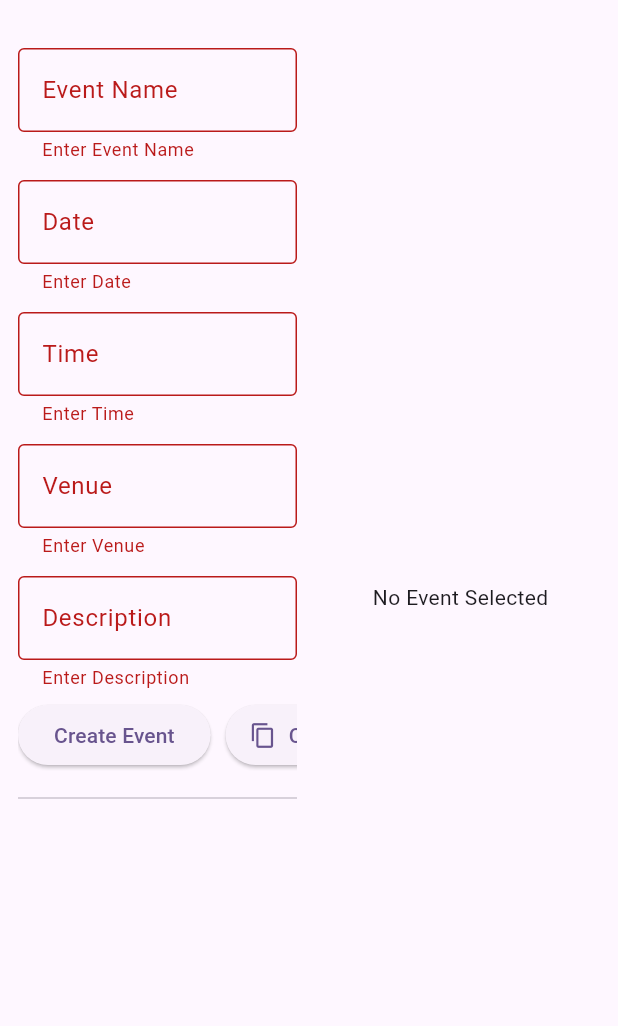
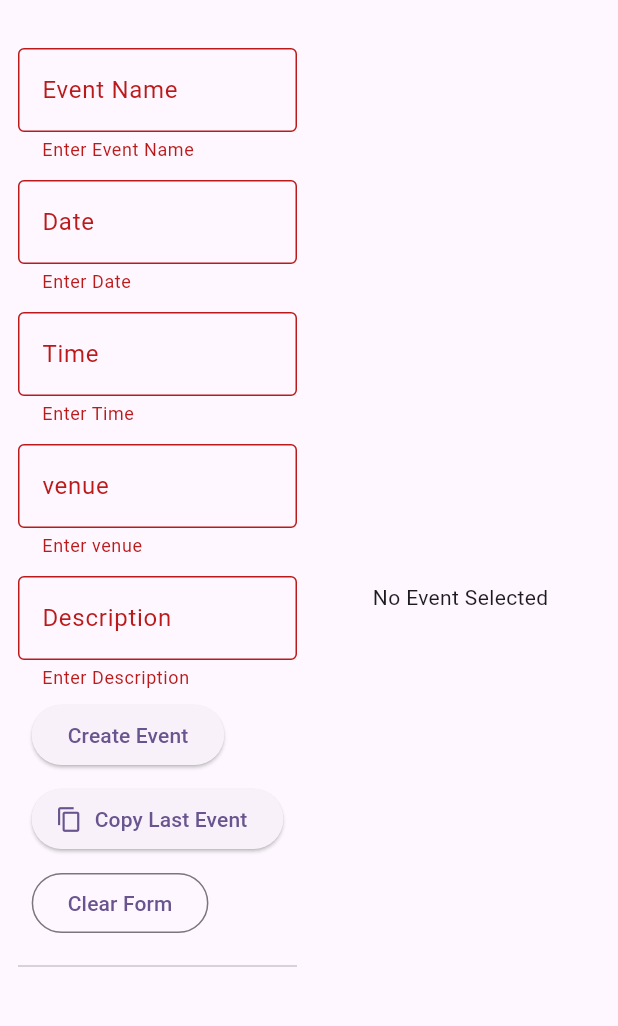
Before and after one commit to jananigokeda/Event-Planner-App, a Flutter app: the EventPlannerPage screen opened by its route, after a tap on "Create Event", on a phone screen of 412 x 824 dp, the part 63-1089 px from its top. Run offline on Flutter 3.47's test engine with Material 3 defaults, Android fonts, the phone set to English and light mode, and no system bars; our stand-ins replace floor, flutter_translate, sqflite; missing offline and left inert: encrypted_shared_preferences; accounts and stored records are empty; generated files the repository leaves out were written again.

Commit message:
added comments and fixed language buttons

```diff
--- a/assets/i18n/en.json
+++ b/assets/i18n/en.json
@@ -92,7 +92,7 @@
     "Event Name": "Event Name",
     "Date": "Date",
     "Time": "Time",
-    "Venue": "Venue",
+    "venue": "venue",
     "Description": "Description",
     "Create Event": "Create Event",
     "Save Changes": "Save Changes",
@@ -103,8 +103,7 @@
     "No Event Selected": "No Event Selected",
     "All fields are required": "All fields are required",
     "Previous data loaded": "Previous data loaded",
-    "Instructions_content":
+    "instructions_content":
     "Create and manage events using the Event Planner.\n\nFill out the form on the right and click the 'Create Event' button to add an event.\nIf you modify the details, use 'Save Changes' to update them.\nTo reuse the last added event, click 'Copy Last Event'.\nTo delete the selected event, use 'Delete Event'.\nView and select events in the list on the left.\nDetails of the selected event will appear in the right panel."
   }
-
 }
--- a/assets/i18n/te.json
+++ b/assets/i18n/te.json
@@ -23,7 +23,7 @@
     "Create Event": "ఈవెంట్ జోడించండి",
     "Save Changes": "మార్పులను సేవ్ చేయండి",
     "Copy Last Event": "చివరి ఈవెంట్‌ను కాపీ చేయి",
-    "Clear Form": "ఫారాన్ని క్లియర్ చేయండి",
+    "Clear Form": " క్లియర్ చేయండి",
     "Delete Event": "ఈవెంట్‌ను తొలగించండి",
     "No Events": "ఈవెంట్‌లు లేవు",
     "No Event Selected": "ఎటువంటి ఈవెంట్ ఎంపిక కాలేదు",
--- a/lib/encrypted_storage.dart
+++ b/lib/encrypted_storage.dart
@@ -8,13 +8,12 @@ Future<void> saveLastEvent(EventPlannerItem event) async {
   await _encryptedPrefs.setString('name', event.name);
   await _encryptedPrefs.setString('date', event.date);
   await _encryptedPrefs.setString('time', event.time);
-  await _encryptedPrefs.setString('location', event.venue);
+  await _encryptedPrefs.setString('venue', event.venue);
   await _encryptedPrefs.setString('description', event.description);
 }
-
 /// Retrieve the most recent event fields from EncryptedSharedPreferences.
 Future<Map<String, String>> getLastEventData() async {
-  final keys = ['name', 'date', 'time', 'location', 'description'];
+  final keys = ['name', 'date', 'time', 'venue', 'description'];
   Map<String, String> eventData = {};
 
   for (final key in keys) {
--- a/lib/event_planner_page.dart
+++ b/lib/event_planner_page.dart
@@ -13,33 +13,30 @@ class EventPlannerPage extends StatefulWidget {
   @override
   State<EventPlannerPage> createState() => _EventPlannerPageState();
 }
+/// Controllers for form fields
+class _EventPlannerPageState extends State<EventPlannerPage> {
 
-class _EventPlannerPageState extends State<EventPlannerPage> {
-  //late event_planner_dao myDAO;
   final _formKey = GlobalKey<FormState>();
-  final _name = TextEditingController();
-  final _date = TextEditingController();
-  final _time = TextEditingController();
-  final _venue = TextEditingController();
-  final _description = TextEditingController();
+  final TextEditingController _eventNameController = TextEditingController();
+  final TextEditingController _eventDateController = TextEditingController();
+  final TextEditingController _eventTimeController = TextEditingController();
+  final TextEditingController _eventvenueController = TextEditingController();
+  final TextEditingController _eventDescriptionController = TextEditingController();
   int? _selectedId;
- // late final _dao = widget.database.eventPlannerDao;
   late EventPlannerDao myDAO;
   late AppDatabase _database;
   List<EventPlannerItem> _events = [];
 
-
   @override
   void initState() {
     super.initState();
-    // Build the Floor database and get the DAO.
+    /// Initialize the Floor database and DAO
     $FloorAppDatabase.databaseBuilder('app_database.db').build().then((database) {
       _database = database;
       myDAO = database.eventPlannerDao;
       _loadEvents();
     });
   }
-
   void showDemoActionSheet(
       {required BuildContext context, required Widget child}) {
     showCupertinoModalPopup<String>(
@@ -64,7 +61,7 @@ class _EventPlannerPageState extends State<EventPlannerPage> {
               await changeLocale(context, 'en');
             },
           ),
-          // Telugu
+          /// Telugu
           CupertinoActionSheetAction(
             child: Text(translate('language.name.te')),
             onPressed: () async {
@@ -82,32 +79,32 @@ class _EventPlannerPageState extends State<EventPlannerPage> {
     );
   }
 
-
+  /// Clear all form fields
   void _clearFields() {
-    _name.clear();
-    _date.clear();
-    _time.clear();
-    _venue.clear();
-    _description.clear();
+    _eventNameController.clear();
+    _eventDateController.clear();
+    _eventTimeController.clear();
+    _eventvenueController.clear();
+    _eventDescriptionController.clear();
     _selectedId = null;
   }
-
+/// Load events from the database
   Future<void> _loadEvents() async {
     final items = await myDAO.getAllItems();
     setState(() {
       _events = items;
     });
   }
-
+/// Submit new or updated event to the database
   Future<void> _submitEvent() async {
     if (_formKey.currentState!.validate()) {
       final newEvent = EventPlannerItem(
         id: _selectedId,
-        name: _name.text.trim(),
-        date: _date.text.trim(),
-        time: _time.text.trim(),
-        venue: _venue.text.trim(),
-        description: _description.text.trim(),
+        name: _eventNameController.text.trim(),
+        date: _eventDateController.text.trim(),
+        time: _eventTimeController.text.trim(),
+        venue: _eventvenueController.text.trim(),
+        description: _eventDescriptionController.text.trim(),
       );
 
       if (_selectedId == null) {
@@ -117,29 +114,29 @@ class _EventPlannerPageState extends State<EventPlannerPage> {
         await myDAO.updateItem(newEvent);
         ScaffoldMessenger.of(context).showSnackBar(const SnackBar(content: Text("Event updated.")));
       }
-
+/// Save the last entered event
       await saveLastEvent(newEvent);
       _clearFields();
       await _loadEvents();
     }
   }
-
+/// Delete selected event with confirmation dialog
   Future<void> _deleteEvent(EventPlannerItem e) async {
     await myDAO.deleteItem(e);
     _clearFields();
     await _loadEvents();
     ScaffoldMessenger.of(context).showSnackBar(const SnackBar(content: Text("Event deleted.")));
   }
-
+  /// Copy last saved event using EncryptedSharedPreferences
   Future<void> _copyPrevious() async {
     final saved = await getLastEventData();
-    _name.text = saved['name'] ?? '';
-    _date.text = saved['date'] ?? '';
-    _time.text = saved['time'] ?? '';
-    _venue.text = saved['location'] ?? '';
-    _description.text = saved['description'] ?? '';
+    _eventNameController.text = saved['name'] ?? '';
+    _eventDateController.text = saved['date'] ?? '';
+    _eventTimeController.text = saved['time'] ?? '';
+    _eventvenueController.text = saved['venue'] ?? '';
+    _eventDescriptionController.text = saved['description'] ?? '';
   }
-
+/// Reusable input field builder
   Widget _buildInput(TextEditingController controller, String label, {TextInputType? type}) {
     return Padding(
       padding: const EdgeInsets.symmetric(vertical: 6),
@@ -168,13 +165,17 @@ class _EventPlannerPageState extends State<EventPlannerPage> {
                 context: context,
                 builder: (_) => AlertDialog(
                   title: Text(translate("event.HowToUseTitle")),
-                content: Text(translate(
-                    "Create and manage events using this planner. Add new events on the left, view their details on the right."
-                        "You can also save all events for reporting.",
-                  ),
+
+                content: Text(translate( "event.instructions_content")),
+                    actions: [
+                    TextButton(
+                    onPressed: () => Navigator.pop(context),
+                  child: const Text("OK"),
+                  )
+                  ] ,
                 //actions: [TextButton(onPressed: () => Navigator.pop(context), child: const Text("OK"))],
                 ),
-              ),
+
               );
             },
           ),
@@ -186,7 +187,19 @@ class _EventPlannerPageState extends State<EventPlannerPage> {
 
         ],
       ),
-      body: Padding(
+      body: Stack(
+          children: [
+      /// Background image layer
+   //   Container(
+    //  decoration: BoxDecoration(
+    //  image: DecorationImage(
+     //     image: AssetImage("images/EventPlanner.jpeg"),
+   //   fit: BoxFit.cover,
+   // ),
+   // ),
+   // ),
+    /// Main content over background
+    Padding(
     padding: const EdgeInsets.all(12.0),
     child: Row(
     children: [
@@ -199,14 +212,37 @@ class _EventPlannerPageState extends State<EventPlannerPage> {
                     key: _formKey,
                     child: Column(
                       children: [
-                        _buildInput(_name, translate('event.Event Name')),
-                        _buildInput(_date, translate('event.Date')),
-                        _buildInput(_time, translate('event.Time')),
-                        _buildInput(_venue, translate('event.Venue')),
-                        _buildInput(_description, translate('event.Description')),
-                        SingleChildScrollView(
-                          scrollDirection: Axis.horizontal,
-                          child: Row(
+                        _buildInput(_eventNameController, translate('event.Event Name')),
+                        Padding(
+                          padding: const EdgeInsets.symmetric(vertical: 6),
+                          child: TextFormField(
+                            controller: _eventDateController,
+                            readOnly: true,
+                            onTap: () async {
+                              final picked = await showDatePicker(
+                                context: context,
+                                initialDate: DateTime.now(),
+                                firstDate: DateTime(2000),
+                                lastDate: DateTime(2100),
+                              );
+                              if (picked != null) {
+                                _eventDateController.text = picked.toIso8601String().split('T')[0]; // Formats as YYYY-MM-DD
+                              }
+                            },
+                            decoration: InputDecoration(
+                              labelText: translate('event.Date'),
+                              border: OutlineInputBorder(),
+                            ),
+                            validator: (val) => val == null || val.trim().isEmpty ? "Enter Date" : null,
+                          ),
+                        ),
+
+                        _buildInput(_eventTimeController, translate('event.Time')),
+                        _buildInput(_eventvenueController, translate('event.venue')),
+                        _buildInput(_eventDescriptionController, translate('event.Description')),
+                        Wrap(
+                          spacing: 10,
+                          runSpacing: 8,
                           children: [
                             ElevatedButton(
                               onPressed: _submitEvent,
@@ -214,35 +250,53 @@ class _EventPlannerPageState extends State<EventPlannerPage> {
                                   ? translate('event.Create Event')
                                   : translate('event.Save Changes')),
                             ),
-                              const SizedBox(width: 10),
                             ElevatedButton.icon(
                               onPressed: _copyPrevious,
                               icon: const Icon(Icons.copy),
                               label: Text(translate('event.Copy Last Event')),
                             ),
-                              const SizedBox(width: 10),
                             OutlinedButton(
                               onPressed: _clearFields,
                               child: Text(translate('event.Clear Form')),
                             ),
-                              const SizedBox(width: 10),
                             if (_selectedId != null)
                               ElevatedButton(
-                                  onPressed: () => _deleteEvent(
+                                style: ElevatedButton.styleFrom(backgroundColor: Colors.red),
+                                onPressed: () {
+                                  showDialog(
+                                    context: context,
+                                    builder: (_) => AlertDialog(
+                                      title: Text("Confirm Deletion"),
+                                      content: Text("Are you sure you want to delete this event?"),
+                                      actions: [
+                                        TextButton(
+                                          onPressed: () => Navigator.pop(context),
+                                          child: const Text("Cancel"),
+                                        ),
+                                        TextButton(
+                                          onPressed: () {
+                                            Navigator.pop(context);
+                                            _deleteEvent(
                                               EventPlannerItem(
                                                 id: _selectedId,
-                                      name: _name.text,
-                                      date: _date.text,
-                                      time: _time.text,
-                                      venue: _venue.text,
-                                      description: _description.text,
+                                                name: _eventNameController.text,
+                                                date: _eventDateController.text,
+                                                time: _eventTimeController.text,
+                                                venue: _eventvenueController.text,
+                                                description: _eventDescriptionController.text,
                                               ),
-                                  ),
-                                  style: ElevatedButton.styleFrom(backgroundColor: Colors.red),
-                                  child: Text(translate('event.Delete Event')),
+                                            );
+                                          },
+                                          child: const Text("Delete"),
                                         ),
                                       ],
                                     ),
+                                  );
+                                },
+                                child: Text(translate('event.Delete Event')),
+                              ),
+
+                          ],
                         ),
 
                       ],
@@ -262,11 +316,11 @@ class _EventPlannerPageState extends State<EventPlannerPage> {
                             onTap: () {
                               setState(() {
                                 _selectedId = e.id;
-                                _name.text = e.name;
-                                _date.text = e.date;
-                                _time.text = e.time;
-                                _venue.text = e.venue;
-                                _description.text = e.description;
+                                _eventNameController.text = e.name;
+                                _eventDateController.text = e.date;
+                                _eventTimeController.text = e.time;
+                                _eventvenueController.text = e.venue;
+                                _eventDescriptionController.text = e.description;
                               });
                             },
                             tileColor: _selectedId == e.id ? Colors.blue[50] : null,
@@ -281,7 +335,7 @@ class _EventPlannerPageState extends State<EventPlannerPage> {
 
             const SizedBox(width: 16),
 
-            /// Right side - Event details
+            ///  Right side - selected event details
             Expanded(
               flex: 1,
               child: _selectedId == null
@@ -294,11 +348,11 @@ class _EventPlannerPageState extends State<EventPlannerPage> {
                   children: [
                     Text(translate('event.Event Detail'), style: TextStyle(fontSize: 20, fontWeight: FontWeight.bold)),
                     const SizedBox(height: 10),
-                    Text("Name: ${_name.text}"),
-                    Text("Date: ${_date.text}"),
-                    Text("Time: ${_time.text}"),
-                    Text("Venue: ${_venue.text}"),
-                    Text("Description: ${_description.text}"),
+                    Text("${translate('event.Event Name')}: ${_eventNameController.text}"),
+                    Text("${translate('event.Date')}: ${_eventDateController.text}"),
+                    Text("${translate('event.Time')}: ${_eventTimeController.text}"),
+                    Text("${translate('event.Venue')}: ${_eventvenueController.text}"),
+                    Text("${translate('event.Description')}: ${_eventDescriptionController.text}"),
                     Text("Database ID: $_selectedId"),
                     const SizedBox(height: 20),
 
@@ -309,6 +363,8 @@ class _EventPlannerPageState extends State<EventPlannerPage> {
           ],
         ),
       ),
+    ]
+    ),
     );
   }
 }
--- a/pubspec.yaml
+++ b/pubspec.yaml
@@ -74,8 +74,11 @@ flutter:
     - assets/i18n/ta.json
     - assets/i18n/ko.json
     - assets/i18n/te.json
+  #  - assets/EventPlanner.jpeg
   #   - images/a_dot_burr.jpeg
   #   - images/a_dot_ham.jpeg
+
+
 
   # An image asset can refer to one or more resolution-specific "variants", see
   # https://flutter.dev/to/resolution-aware-images
```
Also changed, not shown: lib/images/EventPlaner.jpg (added), lib/images/EventPlanner.jpeg (added). Lines whose indentation alone changed are shown as unchanged.
